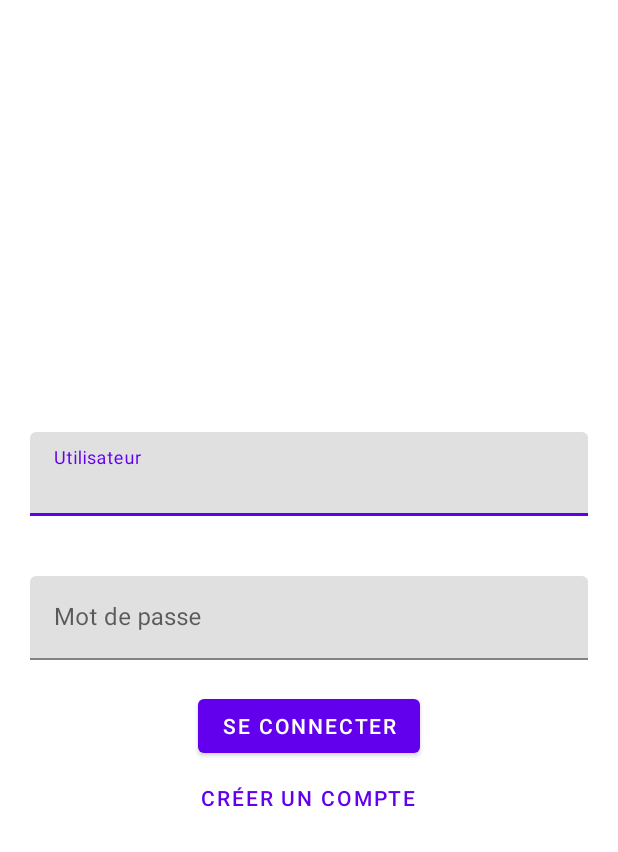
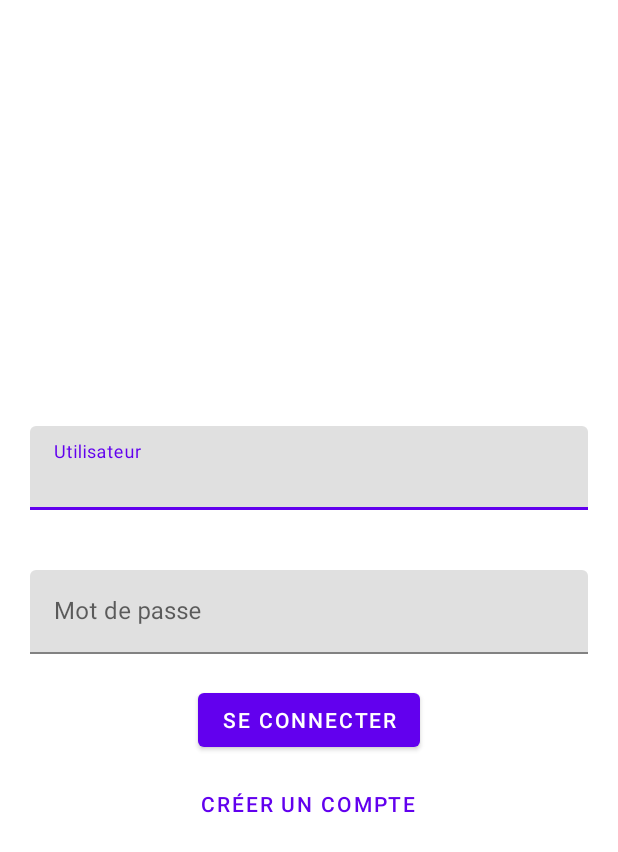
Before and after one commit to Dvilson/Wakhal-way-, an Android app: the layout auth_fragment.xml on its own in the app's theme, with its tools: preview values and no code run, on a phone screen of 412 x 824 dp. Shown: the top 852 px of the screen. Run offline under Robolectric (Android 15) with nearby library versions, the phone set to English and light mode, and no system bars.

```diff
--- a/app/src/main/java/com/dvilson/wakhalway/ChannelFragment.kt
+++ b/app/src/main/java/com/dvilson/wakhalway/ui/channel/ChannelFragment.kt
@@ -1,4 +1,4 @@
-package com.dvilson.wakhalway
+package com.dvilson.wakhalway.ui.channel
 
 import androidx.lifecycle.ViewModelProvider
 import android.os.Bundle
@@ -6,6 +6,7 @@ import androidx.fragment.app.Fragment
 import android.view.LayoutInflater
 import android.view.View
 import android.view.ViewGroup
+import com.dvilson.wakhalway.R
 
 class ChannelFragment : Fragment() {
 
--- a/app/src/main/java/com/dvilson/wakhalway/ChannelViewModel.kt
+++ b/app/src/main/java/com/dvilson/wakhalway/ui/channel/ChannelViewModel.kt
@@ -1,4 +1,4 @@
-package com.dvilson.wakhalway
+package com.dvilson.wakhalway.ui.channel
 
 import androidx.lifecycle.ViewModel
 
--- a/app/src/main/res/layout/auth_fragment.xml
+++ b/app/src/main/res/layout/auth_fragment.xml
@@ -33,7 +33,7 @@
     <Button
         android:layout_width="wrap_content"
         android:layout_height="wrap_content"
-
+        android:layout_marginBottom="8dp"
         android:text="Se connecter"
 
         />
--- a/app/src/main/res/layout/channel_fragment.xml
+++ b/app/src/main/res/layout/channel_fragment.xml
@@ -3,7 +3,7 @@
     xmlns:tools="http://schemas.android.com/tools"
     android:layout_width="match_parent"
     android:layout_height="match_parent"
-    tools:context=".ChannelFragment">
+    tools:context=".ui.channel.ChannelFragment">
 
     <TextView
         android:layout_width="match_parent"
--- a/app/src/main/res/navigation/main_graph.xml
+++ b/app/src/main/res/navigation/main_graph.xml
@@ -17,7 +17,7 @@
         tools:layout="@layout/registration_fragment" />
     <fragment
         android:id="@+id/channelFragment"
-        android:name="com.dvilson.wakhalway.ChannelFragment"
+        android:name="com.dvilson.wakhalway.ui.channel.ChannelFragment"
         android:label="channel_fragment"
         tools:layout="@layout/channel_fragment" />
 </navigation>
```
